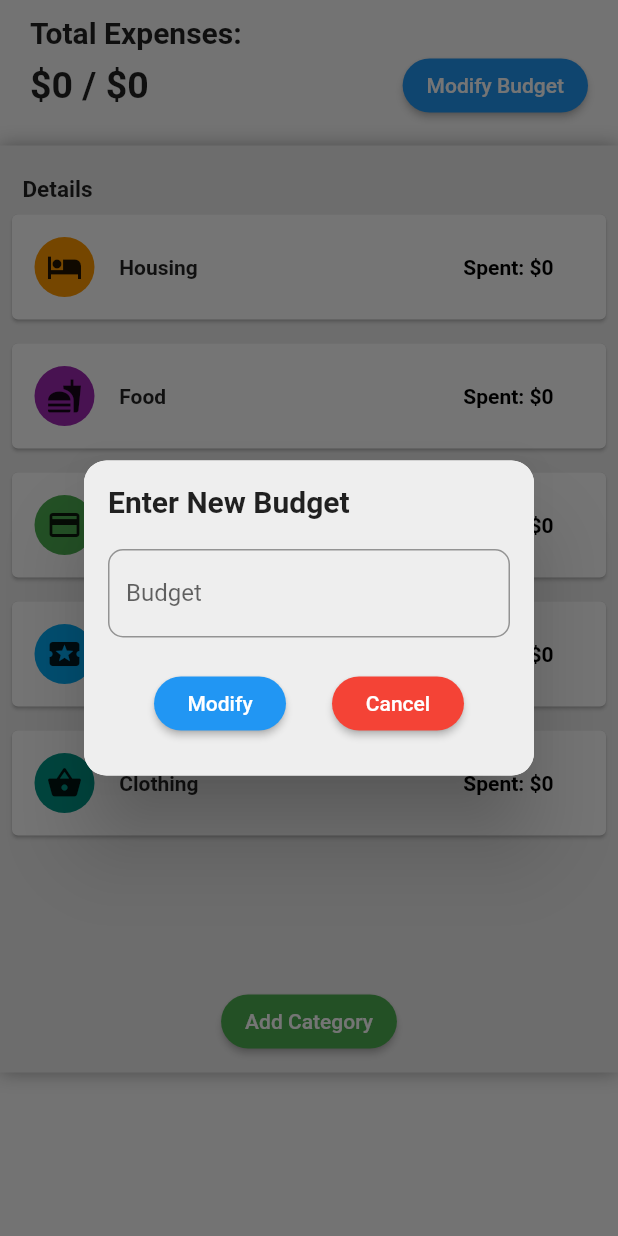
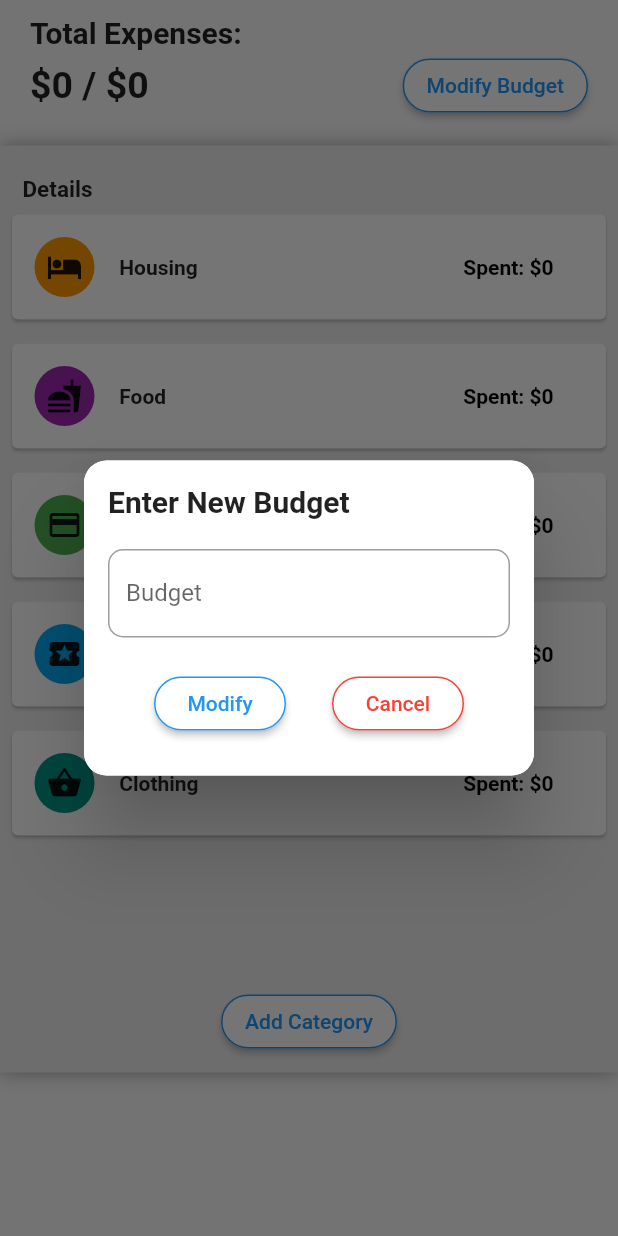
Before and after one commit to James020118/Budget-Planner, a Flutter app: the screen it shows after launch, after a tap on "Modify Budget", on a phone screen of 412 x 824 dp. Run offline on Flutter 3.47's test engine with Material 2 defaults, Android fonts, the phone set to English and light mode, and no system bars.

Commit message:
minor UI update

```diff
--- a/lib/Pages/HomePage.dart
+++ b/lib/Pages/HomePage.dart
@@ -51,7 +51,7 @@ class _HomePageState extends State<HomePage> {
               height: 210,
               width: 300,
               decoration: BoxDecoration(
-                color: Colors.grey[200],
+                color: Colors.white,
                 borderRadius: BorderRadius.circular(15),
               ),
               child: Padding(
@@ -99,6 +99,7 @@ class _HomePageState extends State<HomePage> {
                         RaisedButton(
                           shape: RoundedRectangleBorder(
                             borderRadius: BorderRadius.circular(18.0),
+                            side: BorderSide(color: Colors.blue),
                           ),
                           onPressed: () {
                             if (myController.text.isNotEmpty) {
@@ -106,25 +107,28 @@ class _HomePageState extends State<HomePage> {
                                   .pop(int.parse(myController.text.toString()));
                             }
                           },
-                          color: Colors.blue,
+                          color: Colors.white,
                           child: Text(
                             "Modify",
                             style: TextStyle(
-                              color: Colors.white,
+                              color: Colors.blue,
                             ),
                           ),
                         ),
                         RaisedButton(
                           shape: RoundedRectangleBorder(
                             borderRadius: BorderRadius.circular(18.0),
+                            side: BorderSide(color: Colors.red),
                           ),
                           onPressed: () {
                             Navigator.of(context).pop();
                           },
-                          color: Colors.red,
+                          color: Colors.white,
                           child: Text(
                             "Cancel",
-                            style: TextStyle(color: Colors.white),
+                            style: TextStyle(
+                              color: Colors.red,
+                            ),
                           ),
                         ),
                       ],
@@ -169,7 +173,9 @@ class _HomePageState extends State<HomePage> {
                   RaisedButton(
                     shape: RoundedRectangleBorder(
                       borderRadius: BorderRadius.circular(18.0),
+                      side: BorderSide(color: Colors.blue),
                     ),
+                    color: Colors.white,
                     onPressed: () {
                       createBudgetDialog(context).then((value) {
                         setState(() {
@@ -179,11 +185,10 @@ class _HomePageState extends State<HomePage> {
                         });
                       });
                     },
-                    color: Colors.blue,
                     child: Text(
                       "Modify Budget",
                       style: TextStyle(
-                        color: Colors.white,
+                        color: Colors.blue,
                       ),
                     ),
                   )
@@ -225,7 +230,9 @@ class _HomePageState extends State<HomePage> {
                               Navigator.push(
                                 context,
                                 MaterialPageRoute(
-                                  builder: (context) => ExpenseDetailPage(),
+                                  builder: (context) => ExpenseDetailPage(
+                                    expense: categoryList[index],
+                                  ),
                                 ),
                               );
                             },
@@ -244,13 +251,14 @@ class _HomePageState extends State<HomePage> {
                         child: RaisedButton(
                           shape: RoundedRectangleBorder(
                             borderRadius: BorderRadius.circular(18.0),
+                            side: BorderSide(color: Colors.blue),
                           ),
                           onPressed: () {},
-                          color: Colors.green,
+                          color: Colors.white,
                           child: Text(
                             "Add Category",
                             style: TextStyle(
-                              color: Colors.white,
+                              color: Colors.blue,
                             ),
                           ),
                         ),
```
Also changed, not shown: lib/Pages/ExpenseDetailPage.dart (+14 -8 lines).
